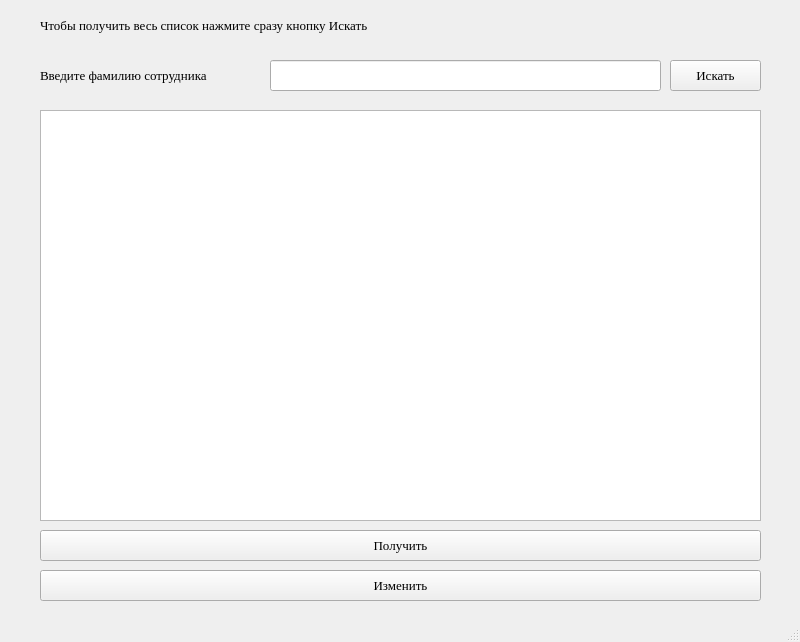
Before: the Qt Designer form ChangeMenu.ui in MatAfan/YandexProject1, drawn with Qt 5.
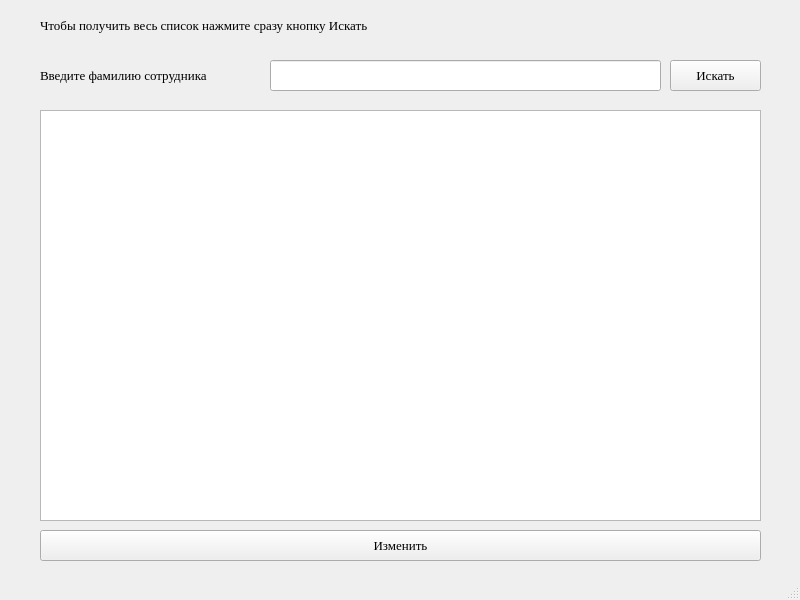
After: the same form once the commit is applied.

```diff
--- a/ChangeMenu.ui
+++ b/ChangeMenu.ui
@@ -7,7 +7,7 @@
     <x>0</x>
     <y>0</y>
     <width>800</width>
-    <height>642</height>
+    <height>600</height>
    </rect>
   </property>
   <property name="font">
@@ -76,26 +76,13 @@
     <property name="geometry">
      <rect>
       <x>40</x>
-      <y>570</y>
-      <width>721</width>
-      <height>31</height>
-     </rect>
-    </property>
-    <property name="text">
-     <string>Изменить</string>
-    </property>
-   </widget>
-   <widget class="QPushButton" name="btn_getinfo">
-    <property name="geometry">
-     <rect>
-      <x>40</x>
       <y>530</y>
       <width>721</width>
       <height>31</height>
      </rect>
     </property>
     <property name="text">
-     <string>Получить</string>
+     <string>Изменить</string>
     </property>
    </widget>
    <widget class="QLabel" name="lbl_info">
```
